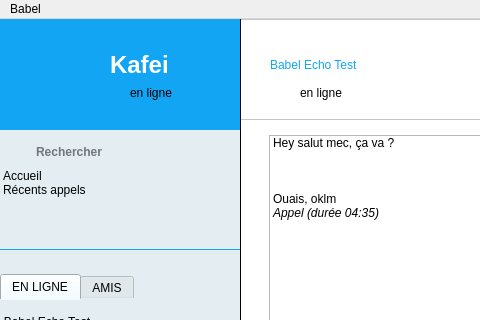
The window that client/mainwindow.ui (adrijere/cpp_babel) describes before a commit, drawn with Qt 5; both pictures show x 0 to 480 and y 0 to 320 of the 821 by 626 pixel window.
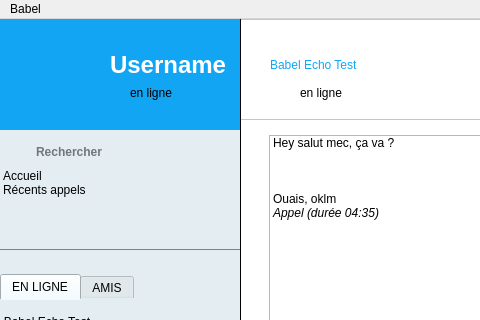
The same window after the commit. Icons and pictures are not drawn.

Patch:
```diff
--- a/client/mainwindow.ui
+++ b/client/mainwindow.ui
@@ -377,7 +377,7 @@
      <rect>
       <x>110</x>
       <y>30</y>
-      <width>81</width>
+      <width>121</width>
       <height>31</height>
      </rect>
     </property>
@@ -387,7 +387,7 @@
 font-weight: bold;</string>
     </property>
     <property name="text">
-     <string>Kafei</string>
+     <string>Username</string>
     </property>
    </widget>
    <widget class="QLabel" name="mainOnline">
```
